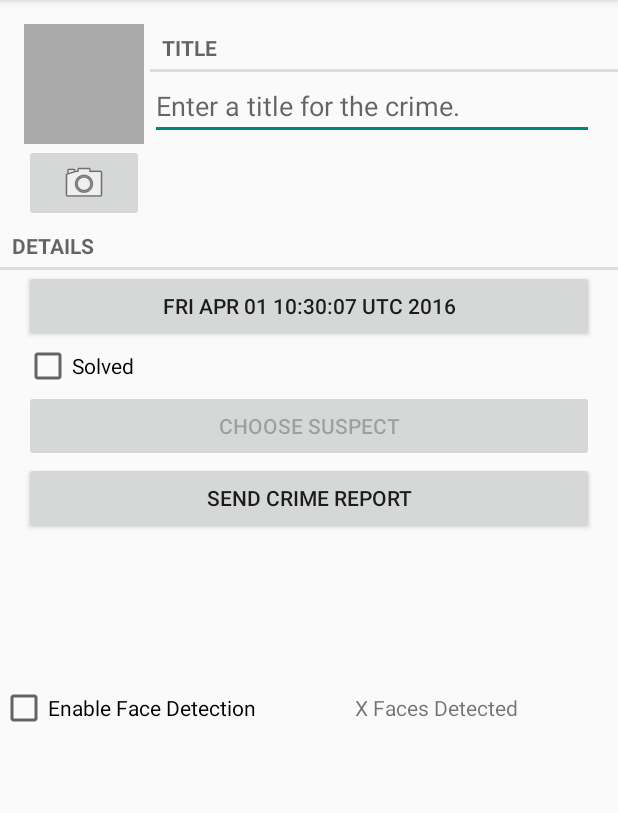
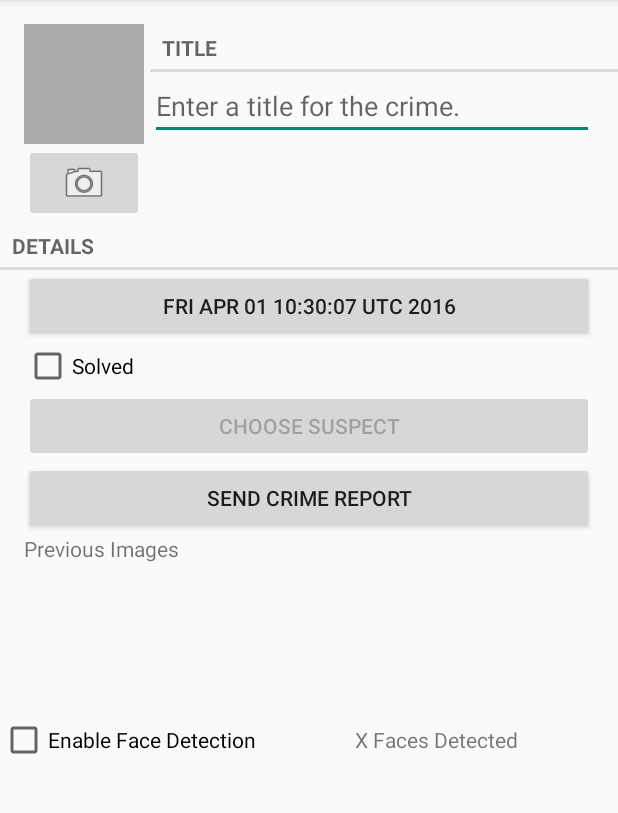
Before and after one commit to CS403X-WPI/CriminalIntent, an Android app: the CrimeFragment screen opened directly, with no data from a screen before it, on a phone screen of 412 x 824 dp, the part 84-897 px from its top. Run offline under Robolectric (Android 15) with nearby library versions, the phone set to English and light mode, and no system bars; libraries missing offline, so code that uses them is left out: com.google.android.gms; 1 statement that could not run was skipped.

Commit message:
Added text view

```diff
--- a/app/src/main/res/layout/fragment_crime.xml
+++ b/app/src/main/res/layout/fragment_crime.xml
@@ -42,7 +42,15 @@
         android:layout_marginRight="16dp"
         android:text="@string/crime_report_text"
         />
-
+    <TextView
+        android:id="@+id/previousImages"
+        android:layout_width = "match_parent"
+        android:layout_height = "wrap_content"
+        android:text="Previous Images"
+        android:paddingLeft="16dp"
+        android:paddingRight="16dp"
+        android:paddingBottom="2dp"
+        />
     <LinearLayout
         android:orientation="horizontal"
         android:layout_width="match_parent"
```
